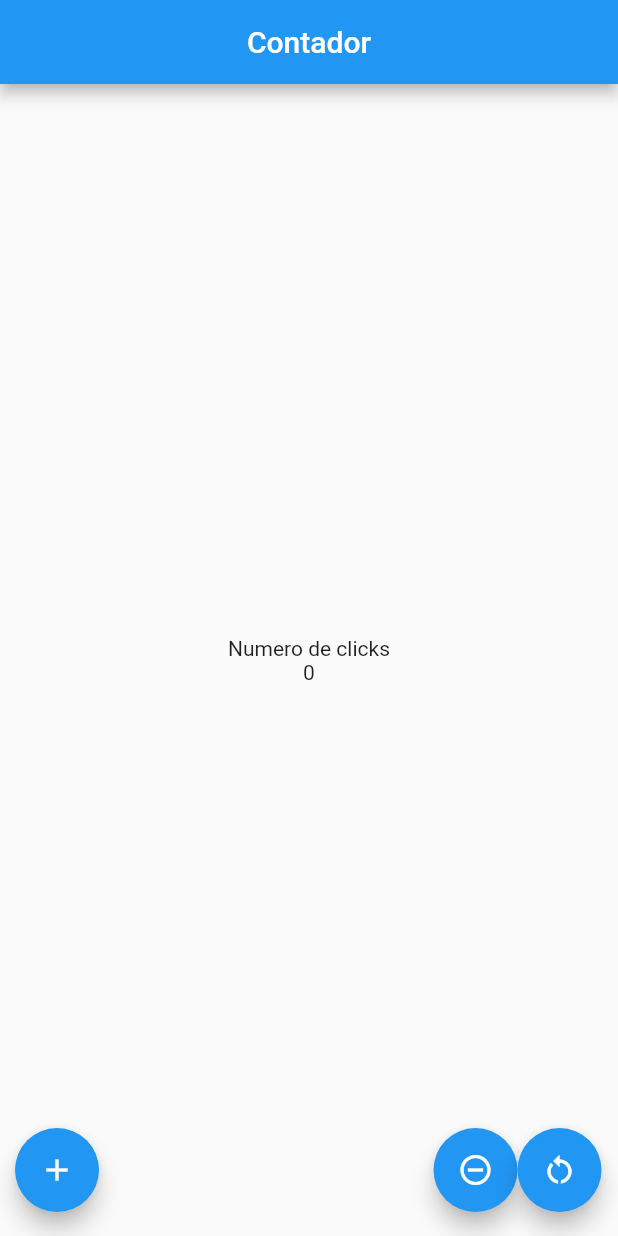
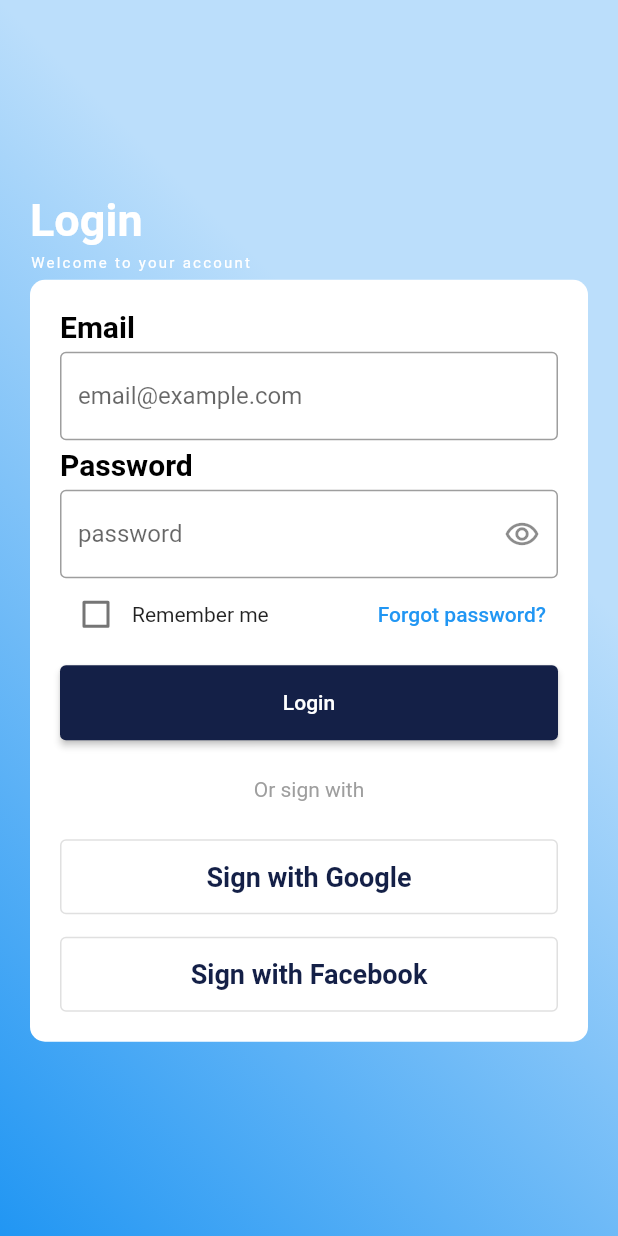
Before and after one commit to VictorDavidGR/Flutter, a Flutter app: the screen it shows after launch, on a phone screen of 412 x 824 dp. Run offline on Flutter 3.47's test engine with Material 2 defaults, Android fonts, the phone set to English and light mode, and no system bars.

Commit message:
pagina principal

```diff
--- a/lib/main.dart
+++ b/lib/main.dart
@@ -1,5 +1,6 @@
 import 'package:flutter/material.dart';
 import 'package:primerproyecto/pages/home_page.dart';
+import 'package:primerproyecto/pages/login_page.dart';
 
 void main() => runApp(const MyApp());
 
@@ -9,8 +10,9 @@ class MyApp extends StatelessWidget {
   @override
   Widget build(BuildContext context) {
     return const MaterialApp(
-      title: 'Contador',
-      home:  HomePage(),
+      title: 'Material App',
+      debugShowCheckedModeBanner: false,
+      home:  LoginPage(),
       );
   }
 }
--- /dev/null
+++ b/lib/pages/login_page.dart
@@ -0,0 +1,266 @@
+import 'package:flutter/material.dart';
+
+class LoginPage extends StatefulWidget {
+  const LoginPage({super.key});
+
+  @override
+  State<LoginPage> createState() => _LoginPageState();
+}
+
+class _LoginPageState extends State<LoginPage> {
+  @override
+  Widget build(BuildContext context) {
+    return const Scaffold(
+      body: Stack(
+        children: [
+          Fondo(),
+          Contenido(),
+
+        ],
+      ),
+    );
+  }
+}
+
+class Fondo extends StatelessWidget {
+  const Fondo({super.key});
+
+  @override
+  Widget build(BuildContext context) {
+    return Container(
+      decoration: BoxDecoration(
+        gradient: LinearGradient(
+          colors: [
+            Colors.blue.shade100,
+            Colors.blue,
+          ],
+          begin: Alignment.centerRight,
+          end: Alignment.bottomLeft
+        ),
+      ),
+    );
+  }
+}
+
+class Contenido extends StatefulWidget {
+  const Contenido({super.key});
+
+  @override
+  State<Contenido> createState() => _ContenidoState();
+}
+
+class _ContenidoState extends State<Contenido> {
+  @override
+  Widget build(BuildContext context) {
+    return const Padding(
+      padding: EdgeInsets.symmetric(horizontal: 20),
+      child: Column(
+        mainAxisAlignment: MainAxisAlignment.center,
+        crossAxisAlignment: CrossAxisAlignment.start,
+        children: [
+          Text(
+            'Login',
+            style: TextStyle(
+              color: Colors.white,
+              fontSize: 30,
+              fontWeight: FontWeight.bold,
+            ),
+          ),
+          SizedBox(height: 5,),
+          Text(
+            'Welcome to your account',
+            style: TextStyle(
+              color: Colors.white,
+              fontSize: 10,
+              letterSpacing: 1.5,
+            ),
+          ),
+          SizedBox(height: 5,),
+          Datos(),
+        ],
+      ),
+
+    );
+  }
+}
+
+class Datos extends StatefulWidget {
+  const Datos({super.key});
+
+  @override
+  State<Datos> createState() => _DatosState();
+}
+
+class _DatosState extends State<Datos> {
+  bool obs = true;
+  @override
+  Widget build(BuildContext context) {
+    return Container(
+      padding: const EdgeInsets.all(20),
+      decoration: BoxDecoration(
+        borderRadius: BorderRadius.circular(10),
+        color: Colors.white
+      ),
+      child: Column(
+        crossAxisAlignment: CrossAxisAlignment.start,
+        children:  [
+          const Text(
+            'Email',
+            style: TextStyle(
+              color: Colors.black,
+              fontSize: 20,
+              fontWeight: FontWeight.bold
+              ),
+            ),
+          const SizedBox(height: 5,),
+          TextFormField(
+            keyboardType: TextInputType.emailAddress,
+            decoration: const InputDecoration(
+              border: OutlineInputBorder(),
+              hintText: 'email@example.com',
+            ),
+          ),
+          const SizedBox(height: 5,),
+          const Text(
+            'Password',
+            style: TextStyle(
+              color: Colors.black,
+              fontSize: 20,
+              fontWeight: FontWeight.bold
+              ),
+            ),
+          const SizedBox(height: 5,),
+          TextFormField(
+            obscureText: obs,
+            decoration:  InputDecoration(
+              border: const OutlineInputBorder(),
+              hintText: 'password',
+              suffixIcon: IconButton(
+                icon: const Icon(Icons.remove_red_eye_outlined),
+                onPressed: () {
+                  setState(() {
+                    obs == true ? obs = false : obs = true;
+                  });
+                },
+                )
+            ),
+          ),
+          const Remember(),
+          const SizedBox(height: 5,),
+          const Botones(),
+        ]
+      ),
+    );
+  }
+}
+
+class Remember extends StatefulWidget {
+  const Remember({super.key});
+
+  @override
+  State<Remember> createState() => _RememberState();
+}
+
+class _RememberState extends State<Remember> {
+  bool valor = false;
+  @override
+  Widget build(BuildContext context) {
+    return  Row(
+      children: [
+        Checkbox(
+          value: valor,
+          onChanged: (value) {
+            setState(() {
+              valor == false ? valor = true: valor = false;
+            });
+          }
+          ),
+          const Text(
+            'Remember me'
+          ),
+          const Spacer(),
+           TextButton(
+            onPressed: () {},
+            child: const Text(
+              'Forgot password?',
+
+            )
+            )
+
+      ],
+    );
+  }
+}
+// ***
+class Botones extends StatelessWidget {
+  const Botones({super.key});
+
+  @override
+  Widget build(BuildContext context) {
+    return Column(
+      children: [
+        const SizedBox(height: 5,),
+        SizedBox(
+          width: double.infinity,
+          height: 50,
+          /*decoration: BoxDecoration(
+            borderRadius: BorderRadius.circular(20)
+          ),*/
+          child: ElevatedButton(
+            onPressed: () {},
+            style: ButtonStyle(
+                backgroundColor:
+                MaterialStateProperty.all<Color>(const Color(0xff142047)),
+                ),
+            child:const Text(
+              'Login',
+              style: TextStyle(
+                color: Colors.white,
+                ),
+              ),
+
+            ),
+        ),
+        const SizedBox(height:25, width: double.infinity,),
+        const Text(
+          'Or sign with',
+          style: TextStyle(
+            color: Colors.grey
+          ),
+        ),
+        const SizedBox(height:25, width: double.infinity,),
+        SizedBox(
+          width: double.infinity,
+          height: 50,
+          child: OutlinedButton(
+            onPressed: (){},
+            child: const Text(
+              'Sign with Google',
+              style: TextStyle(
+                color: Color(0XFF142047),
+                fontWeight: FontWeight.bold,
+                fontSize: 18,
+              ),
+            ),
+            ),
+        ),
+        const SizedBox(height:15, width: double.infinity,),
+        SizedBox(
+          width: double.infinity,
+          height: 50,
+          child: OutlinedButton(
+            onPressed: (){},
+            child: const Text(
+              'Sign with Facebook',
+              style: TextStyle(
+                color: Color(0XFF142047),
+                fontWeight: FontWeight.bold,
+                fontSize: 18,
+              ),
+            ),
+            ),
+        ),
+      ],
+    );
+  }
+}
```
